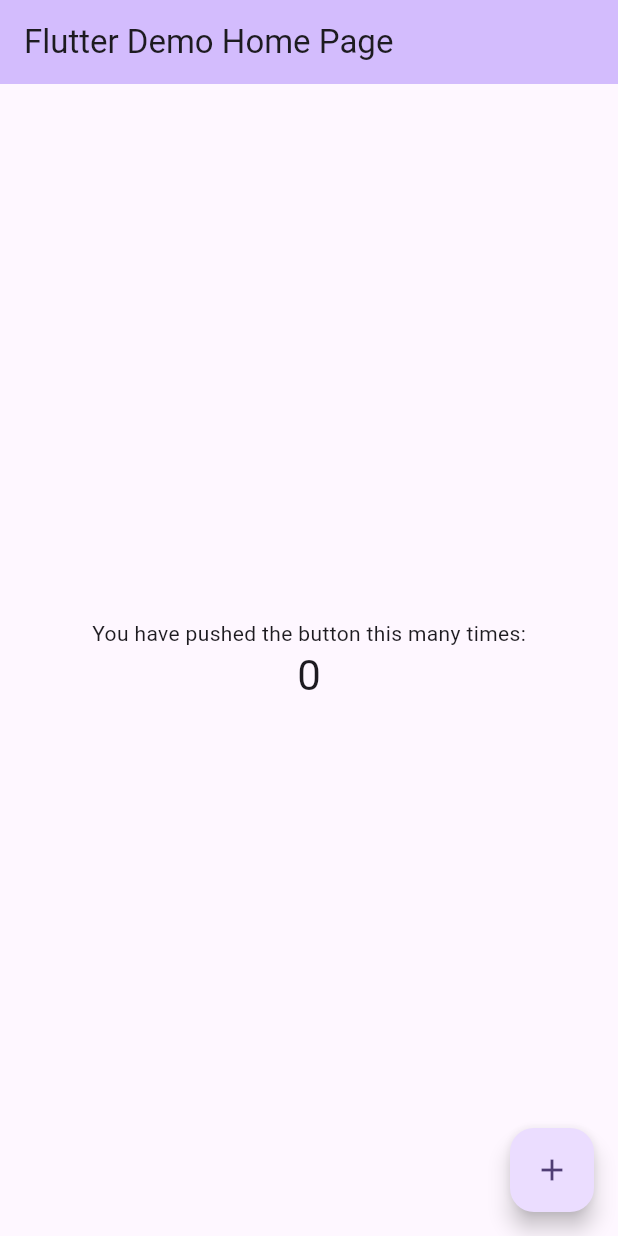
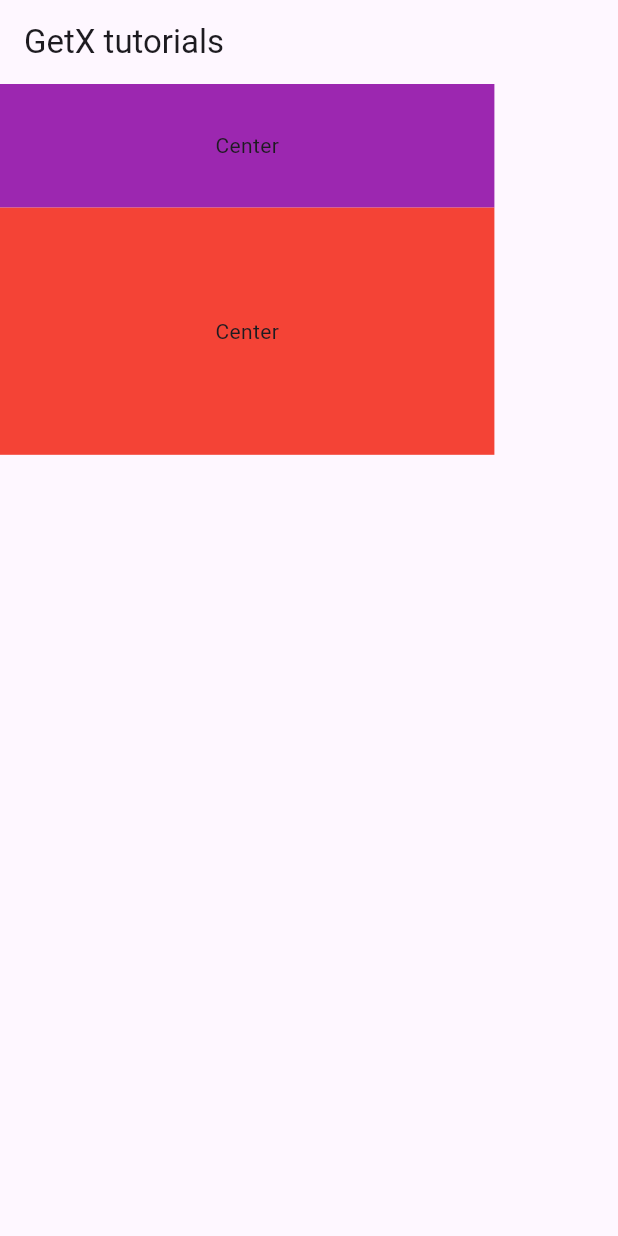
Before and after one commit to KrishN-hub/flutter-masterclass, a Flutter app: the screen it shows after launch, on a phone screen of 412 x 824 dp. Run offline on Flutter 3.47's test engine with Material 3 defaults, Android fonts, the phone set to English and light mode, and no system bars; our stand-ins replace get.

Commit message:
get height and get width

```diff
--- /dev/null
+++ b/lib/home_screen.dart
@@ -0,0 +1,47 @@
+import 'package:flutter/material.dart';
+import 'package:get/get.dart';
+
+class HomeScreen extends StatefulWidget {
+  const HomeScreen({super.key});
+
+  @override
+  State<HomeScreen> createState() => _HomeScreenState();
+}
+
+class _HomeScreenState extends State<HomeScreen> {
+  @override
+  Widget build(BuildContext context) {
+    final heigh = MediaQuery.of(context).size.height * 1;
+
+    return Scaffold(
+        appBar: AppBar(
+          title: Text('GetX tutorials'),
+        ),
+        body: Column(
+          children: [
+            Container(
+              //height: MediaQuery.of(context).size.height * .85,
+              //height: Get.height * .2,
+              // height: heigh * .2,
+              height: Get.height * .1,
+              width: Get.width * .8,
+              color: Colors.purple,
+              child: Center(
+                child: Text('Center'),
+              ),
+            ),
+            Container(
+              //height: MediaQuery.of(context).size.height * .85,
+              //height: Get.height * .2,
+              // height: heigh * .2,
+              height: Get.height * .2,
+              width: Get.width * .8,
+              color: Colors.red,
+              child: Center(
+                child: Text('Center'),
+              ),
+            ),
+          ],
+        ));
+  }
+}
--- a/lib/main.dart
+++ b/lib/main.dart
@@ -1,4 +1,7 @@
+
 import 'package:flutter/material.dart';
+import 'package:get/get.dart';
+import 'package:master_class/home_screen.dart';
 
 void main() {
   runApp(const MyApp());
@@ -10,116 +13,12 @@
   // This widget is the root of your application.
   @override
   Widget build(BuildContext context) {
-    return MaterialApp(
-      title: 'Flutter Demo',
-      theme: ThemeData(
-        // This is the theme of your application.
-        //
-        // TRY THIS: Try running your application with "flutter run". You'll see
-        // the application has a purple toolbar. Then, without quitting the app,
-        // try changing the seedColor in the colorScheme below to Colors.green
-        // and then invoke "hot reload" (save your changes or press the "hot
-        // reload" button in a Flutter-supported IDE, or press "r" if you used
-        // the command line to start the app).
-        //
-        // Notice that the counter didn't reset back to zero; the application
-        // state is not lost during the reload. To reset the state, use hot
-        // restart instead.
-        //
-        // This works for code too, not just values: Most code changes can be
-        // tested with just a hot reload.
-        colorScheme: ColorScheme.fromSeed(seedColor: Colors.deepPurple),
-        useMaterial3: true,
-      ),
-      home: const MyHomePage(title: 'Flutter Demo Home Page'),
-    );
+    return GetMaterialApp(
+        title: 'Flutter Demo',
+        theme: ThemeData(
+          colorScheme: ColorScheme.fromSeed(seedColor: Colors.deepPurple),
+          useMaterial3: true,
+        ),
+        home: const HomeScreen());
   }
 }
-
-class MyHomePage extends StatefulWidget {
-  const MyHomePage({super.key, required this.title});
-
-  // This widget is the home page of your application. It is stateful, meaning
-  // that it has a State object (defined below) that contains fields that affect
-  // how it looks.
-
-  // This class is the configuration for the state. It holds the values (in this
-  // case the title) provided by the parent (in this case the App widget) and
-  // used by the build method of the State. Fields in a Widget subclass are
-  // always marked "final".
-
-  final String title;
-
-  @override
-  State<MyHomePage> createState() => _MyHomePageState();
-}
-
-class _MyHomePageState extends State<MyHomePage> {
-  int _counter = 0;
-
-  void _incrementCounter() {
-    setState(() {
-      // This call to setState tells the Flutter framework that something has
-      // changed in this State, which causes it to rerun the build method below
-      // so that the display can reflect the updated values. If we changed
-      // _counter without calling setState(), then the build method would not be
-      // called again, and so nothing would appear to happen.
-      _counter++;
-    });
-  }
-
-  @override
-  Widget build(BuildContext context) {
-    // This method is rerun every time setState is called, for instance as done
-    // by the _incrementCounter method above.
-    //
-    // The Flutter framework has been optimized to make rerunning build methods
-    // fast, so that you can just rebuild anything that needs updating rather
-    // than having to individually change instances of widgets.
-    return Scaffold(
-      appBar: AppBar(
-        // TRY THIS: Try changing the color here to a specific color (to
-        // Colors.amber, perhaps?) and trigger a hot reload to see the AppBar
-        // change color while the other colors stay the same.
-        backgroundColor: Theme.of(context).colorScheme.inversePrimary,
-        // Here we take the value from the MyHomePage object that was created by
-        // the App.build method, and use it to set our appbar title.
-        title: Text(widget.title),
-      ),
-      body: Center(
-        // Center is a layout widget. It takes a single child and positions it
-        // in the middle of the parent.
-        child: Column(
-          // Column is also a layout widget. It takes a list of children and
-          // arranges them vertically. By default, it sizes itself to fit its
-          // children horizontally, and tries to be as tall as its parent.
-          //
-          // Column has various properties to control how it sizes itself and
-          // how it positions its children. Here we use mainAxisAlignment to
-          // center the children vertically; the main axis here is the vertical
-          // axis because Columns are vertical (the cross axis would be
-          // horizontal).
-          //
-          // TRY THIS: Invoke "debug painting" (choose the "Toggle Debug Paint"
-          // action in the IDE, or press "p" in the console), to see the
-          // wireframe for each widget.
-          mainAxisAlignment: MainAxisAlignment.center,
-          children: <Widget>[
-            const Text(
-              'You have pushed the button this many times:',
-            ),
-            Text(
-              '$_counter',
-              style: Theme.of(context).textTheme.headlineMedium,
-            ),
-          ],
-        ),
-      ),
-      floatingActionButton: FloatingActionButton(
-        onPressed: _incrementCounter,
-        tooltip: 'Increment',
-        child: const Icon(Icons.add),
-      ), // This trailing comma makes auto-formatting nicer for build methods.
-    );
-  }
-}
--- a/pubspec.yaml
+++ b/pubspec.yaml
@@ -30,7 +30,7 @@ environment:
 dependencies:
   flutter:
     sdk: flutter
-
+  get: ^4.6.6
 
   # The following adds the Cupertino Icons font to your application.
   # Use with the CupertinoIcons class for iOS style icons.
```
Also changed, not shown: pubspec.lock.
